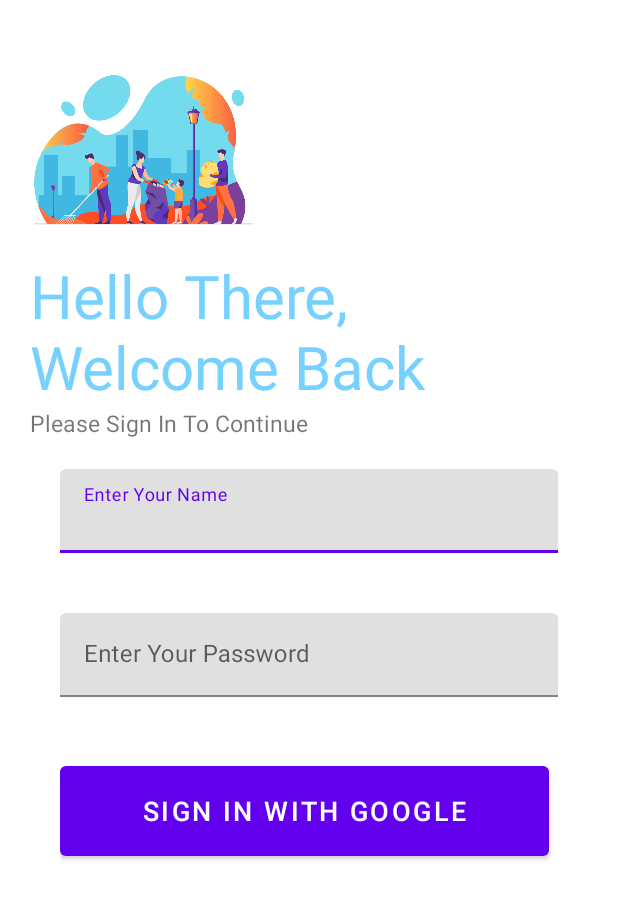
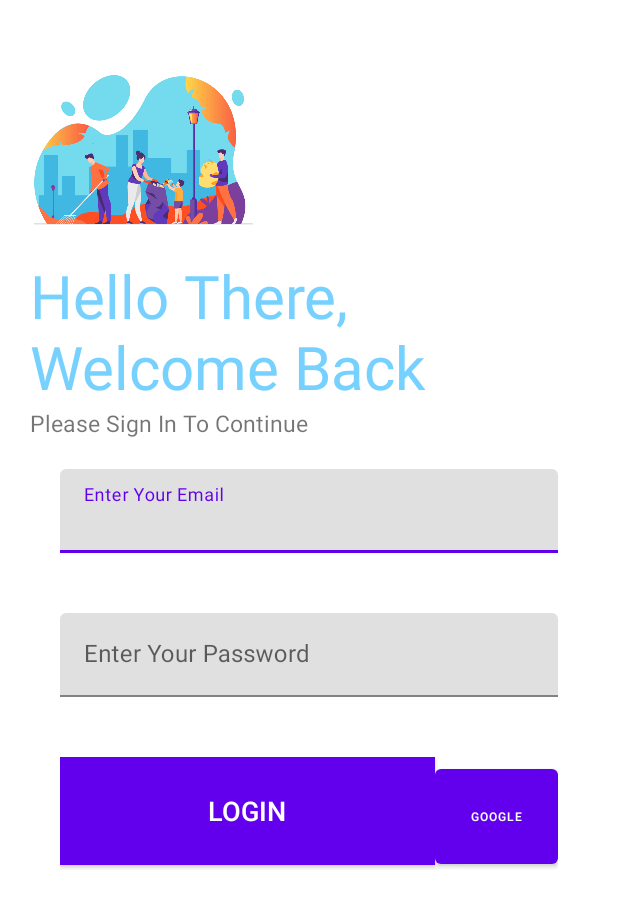
Before and after one commit to Vedan1/InstantGarbageDIsposal1, an Android app: the screen it shows after launch once a user with an empty profile is signed in (Login), on a phone screen of 412 x 824 dp. Shown: the top 908 px of the screen. Run offline under Robolectric (Android 15) with nearby library versions, the phone set to English and light mode, and no system bars; our stand-ins replace Firebase (no records; nobody signed in at launch, a user with empty details on screens opened directly).

Commit message:
LOGIN BUTTON

```diff
--- a/app/build.gradle
+++ b/app/build.gradle
@@ -52,6 +52,7 @@ dependencies {
     implementation 'com.google.firebase:firebase-storage-ktx:20.0.1'
     implementation 'androidx.navigation:navigation-fragment-ktx:2.4.1'
     implementation 'androidx.navigation:navigation-ui-ktx:2.4.1'
+    implementation 'com.google.firebase:firebase-firestore:24.1.1'
     // testImplementation 'junit:junit:4.13.2'
   //  androidTestImplementation 'androidx.test.ext:junit:4.13.2'
     androidTestImplementation 'androidx.test.espresso:espresso-core:3.5.1'
--- a/app/src/main/res/layout/activity_login.xml
+++ b/app/src/main/res/layout/activity_login.xml
@@ -37,13 +37,14 @@
         <com.google.android.material.textfield.TextInputLayout
             android:layout_width="match_parent"
             android:layout_height="wrap_content"
-            android:id="@+id/username"
+            android:id="@+id/Email"
             style="@style/ThemeOverlay.Material3.TextInputEditText.OutlinedBox">
 
             <com.google.android.material.textfield.TextInputEditText
+                android:inputType="textEmailAddress"
                 android:layout_width="match_parent"
                 android:layout_height="wrap_content"
-                android:hint="Enter Your Name"
+                android:hint="Enter Your Email"
                 tools:ignore="HardcodedText,TextContrastCheck,VisualLintTextFieldSize" />
 
 
@@ -67,6 +68,7 @@
             style="@style/ThemeOverlay.Material3.TextInputEditText.OutlinedBox">
 
             <com.google.android.material.textfield.TextInputEditText
+                android:inputType="textPassword"
                 android:layout_width="match_parent"
                 android:layout_height="wrap_content"
                 android:hint="Enter Your Password"
@@ -83,12 +85,15 @@
         android:layout_width="match_parent"
         android:layout_height="wrap_content"
         android:padding="20dp">
+
         <Button
-        android:id="@+id/btnSignInGoogle"
-        android:layout_width="326dp"
+            android:id="@+id/LoginButton"
+            style="@android:style/Widget.Material.Light.Button"
+            android:layout_width="250dp"
             android:layout_height="72dp"
+            android:background="#404040"
             android:drawableStart="@drawable/common_google_signin_btn_icon_light_focused"
-        android:text="Sign In With Google"
+            android:text="LOGIN"
             android:textSize="18sp"
             app:layout_constraintBottom_toBottomOf="parent"
             app:layout_constraintEnd_toEndOf="parent"
@@ -98,6 +103,15 @@
             app:layout_constraintVertical_bias="0.864"
             tools:ignore="HardcodedText,VisualLintButtonSize" />
 
+        <Button
+            android:id="@+id/btnSignInGoogle"
+            android:layout_width="wrap_content"
+            android:layout_height="75dp"
+            android:layout_weight="1"
+            android:text="GOOGLE"
+            android:textSize="8dp"
+            tools:ignore="TextSizeCheck" />
+
     </LinearLayout>
 
 
```
Also changed, not shown: app/src/main/AndroidManifest.xml (+6 -3 lines), app/src/main/java/com/example/instantgarbagedisposal/AdminActivity.kt (added, +12 -0 lines), app/src/main/java/com/example/instantgarbagedisposal/Login.kt (+52 -0 lines), app/src/main/res/layout/activity_admin.xml (added, +10 -0 lines), app/src/main/res/drawable-igd/cloud_firestore.PNG (added), app/src/main/res/drawable-igd/google_sign_in.png (added). Lines whose indentation alone changed are shown as unchanged.
